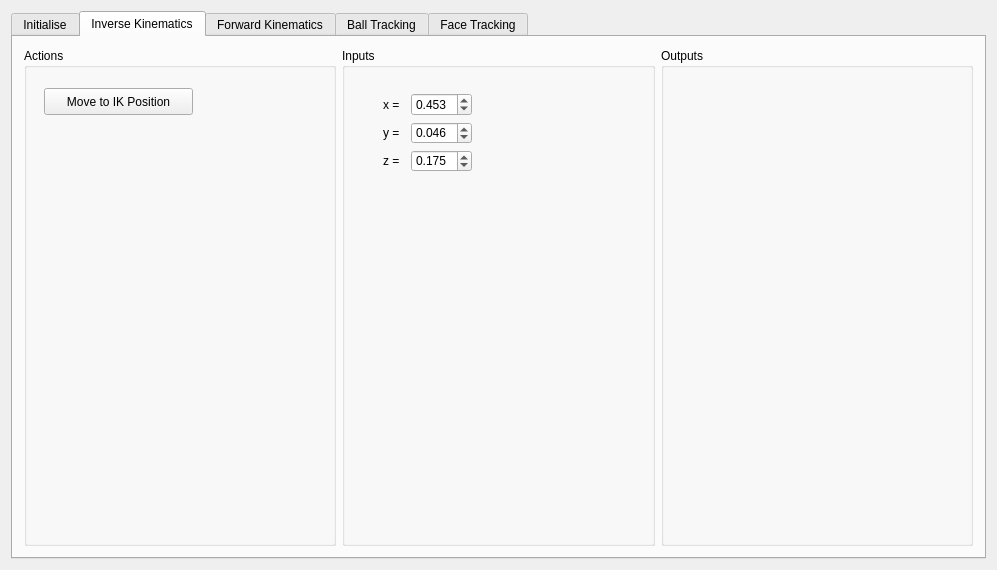
First picture: the form in tools/arm_tests/arm_test_gui/ui/widget.ui, repository girvaw2/Maggie-version-3, before the edit.
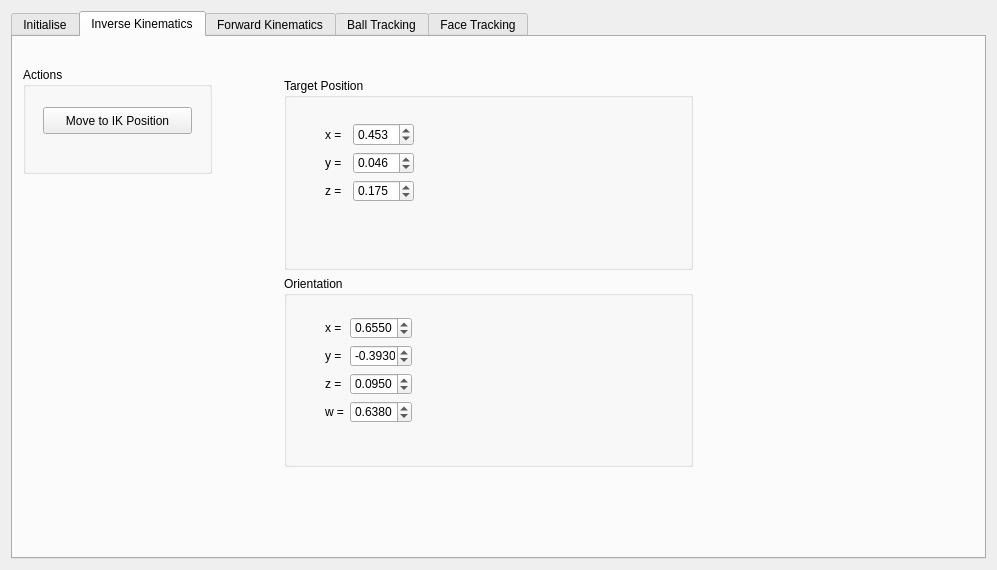
Second picture: the form after the edit. The open tabs and pages were chosen to show the change.

Commit message: Adding orientation ui for inverse kinematics

Patch:
```diff
--- a/tools/arm_tests/arm_test_gui/ui/widget.ui
+++ b/tools/arm_tests/arm_test_gui/ui/widget.ui
@@ -60,9 +60,15 @@
       <attribute name="title">
        <string>Inverse Kinematics</string>
       </attribute>
-      <layout class="QHBoxLayout" name="horizontalLayout">
-       <item>
         <widget class="QGroupBox" name="groupBox_2">
+       <property name="geometry">
+        <rect>
+         <x>10</x>
+         <y>30</y>
+         <width>189</width>
+         <height>107</height>
+        </rect>
+       </property>
          <property name="title">
           <string>Actions</string>
          </property>
@@ -79,12 +85,146 @@
            <string>Move to IK Position</string>
           </property>
          </widget>
-        </widget>
-       </item>
-       <item>
+       <zorder>moveToIKPushButton</zorder>
+       <zorder>groupBox_4</zorder>
+      </widget>
+      <widget class="QWidget" name="">
+       <property name="geometry">
+        <rect>
+         <x>260</x>
+         <y>30</y>
+         <width>431</width>
+         <height>411</height>
+        </rect>
+       </property>
+       <layout class="QGridLayout" name="gridLayout_6">
+        <item row="1" column="0">
+         <widget class="QGroupBox" name="groupBox_4">
+          <property name="title">
+           <string>Orientation</string>
+          </property>
+          <widget class="QWidget" name="">
+           <property name="geometry">
+            <rect>
+             <x>30</x>
+             <y>30</y>
+             <width>109</width>
+             <height>128</height>
+            </rect>
+           </property>
+           <layout class="QGridLayout" name="gridLayout_7">
+            <item row="0" column="0">
+             <widget class="QLabel" name="label_8">
+              <property name="text">
+               <string>x =</string>
+              </property>
+             </widget>
+            </item>
+            <item row="0" column="1">
+             <widget class="QDoubleSpinBox" name="xOrientationDoubleSpinBox">
+              <property name="decimals">
+               <number>4</number>
+              </property>
+              <property name="minimum">
+               <double>-1.000000000000000</double>
+              </property>
+              <property name="maximum">
+               <double>1.000000000000000</double>
+              </property>
+              <property name="singleStep">
+               <double>0.010000000000000</double>
+              </property>
+              <property name="value">
+               <double>0.655000000000000</double>
+              </property>
+             </widget>
+            </item>
+            <item row="1" column="0">
+             <widget class="QLabel" name="label_9">
+              <property name="text">
+               <string>y =</string>
+              </property>
+             </widget>
+            </item>
+            <item row="1" column="1">
+             <widget class="QDoubleSpinBox" name="yOrientationDoubleSpinBox">
+              <property name="decimals">
+               <number>4</number>
+              </property>
+              <property name="minimum">
+               <double>-1.000000000000000</double>
+              </property>
+              <property name="maximum">
+               <double>1.000000000000000</double>
+              </property>
+              <property name="singleStep">
+               <double>0.010000000000000</double>
+              </property>
+              <property name="value">
+               <double>-0.393000000000000</double>
+              </property>
+             </widget>
+            </item>
+            <item row="2" column="0">
+             <widget class="QLabel" name="label_10">
+              <property name="text">
+               <string>z =</string>
+              </property>
+             </widget>
+            </item>
+            <item row="2" column="1">
+             <widget class="QDoubleSpinBox" name="zOrientationDoubleSpinBox">
+              <property name="decimals">
+               <number>4</number>
+              </property>
+              <property name="minimum">
+               <double>-2.000000000000000</double>
+              </property>
+              <property name="maximum">
+               <double>1.000000000000000</double>
+              </property>
+              <property name="singleStep">
+               <double>0.010000000000000</double>
+              </property>
+              <property name="value">
+               <double>0.095000000000000</double>
+              </property>
+             </widget>
+            </item>
+            <item row="3" column="0">
+             <widget class="QLabel" name="label_11">
+              <property name="text">
+               <string>w =</string>
+              </property>
+             </widget>
+            </item>
+            <item row="3" column="1">
+             <widget class="QDoubleSpinBox" name="wOrientationDoubleSpinBox">
+              <property name="decimals">
+               <number>4</number>
+              </property>
+              <property name="minimum">
+               <double>-1.000000000000000</double>
+              </property>
+              <property name="maximum">
+               <double>1.000000000000000</double>
+              </property>
+              <property name="singleStep">
+               <double>0.010000000000000</double>
+              </property>
+              <property name="value">
+               <double>0.638000000000000</double>
+              </property>
+             </widget>
+            </item>
+           </layout>
+          </widget>
+         </widget>
+        </item>
+        <item row="0" column="0">
         <widget class="QGroupBox" name="groupBox_3">
          <property name="title">
-          <string>Inputs</string>
+           <string>Target Position</string>
          </property>
          <widget class="QWidget" name="layoutWidget">
           <property name="geometry">
@@ -178,14 +318,12 @@
          </widget>
         </widget>
        </item>
-       <item>
-        <widget class="QGroupBox" name="groupBox_4">
-         <property name="title">
-          <string>Outputs</string>
-         </property>
-        </widget>
-       </item>
-      </layout>
+       </layout>
+      </widget>
+      <zorder>groupBox_2</zorder>
+      <zorder>groupBox_3</zorder>
+      <zorder>groupBox_4</zorder>
+      <zorder>groupBox_3</zorder>
      </widget>
      <widget class="QWidget" name="forwardKinematicsTab">
       <attribute name="title">
```
Left out of the diff: 2 changed lines with no effect on the pictures. Lines whose indentation alone changed are shown as unchanged. The commit also changes 2 other files.
